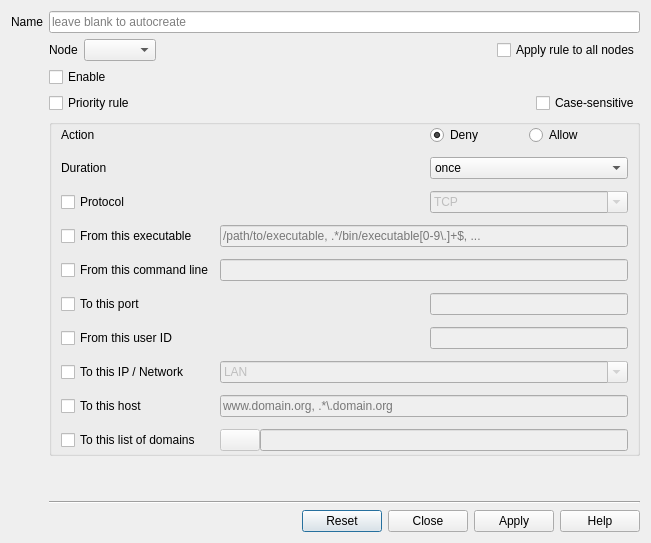
Before: the Qt Designer form ui/opensnitch/res/ruleseditor.ui in evilsocket/opensnitch, drawn with Qt 5.
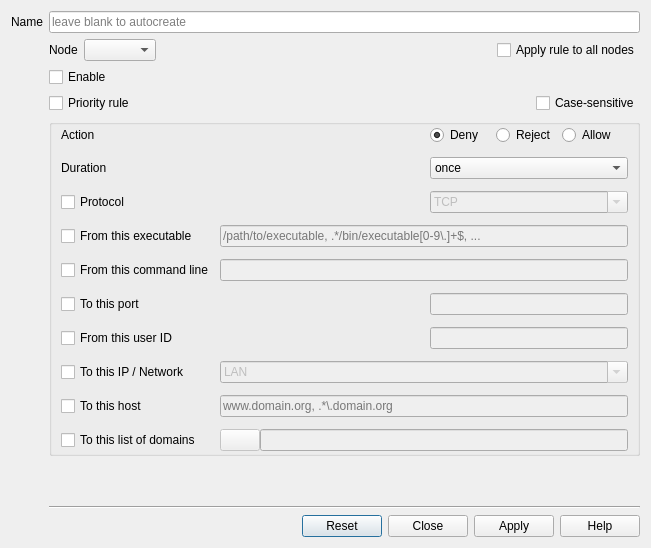
After: the same form once the commit is applied. Icons and pictures are not drawn.

Commit message: added action reject

Patch:
```diff
--- a/ui/opensnitch/res/ruleseditor.ui
+++ b/ui/opensnitch/res/ruleseditor.ui
@@ -7,7 +7,7 @@
     <x>0</x>
     <y>0</y>
     <width>651</width>
-    <height>543</height>
+    <height>548</height>
    </rect>
   </property>
   <property name="windowTitle">
@@ -479,6 +479,16 @@
           </property>
          </widget>
         </item>
+        <item>
+         <widget class="QRadioButton" name="actionRejectRadio">
+          <property name="text">
+           <string>Reject</string>
+          </property>
+          <property name="icon">
+           <iconset theme="window-close"/>
+          </property>
+         </widget>
+        </item>
         <item>
          <widget class="QRadioButton" name="actionAllowRadio">
           <property name="sizePolicy">
```
The commit also changes 10 other files.
